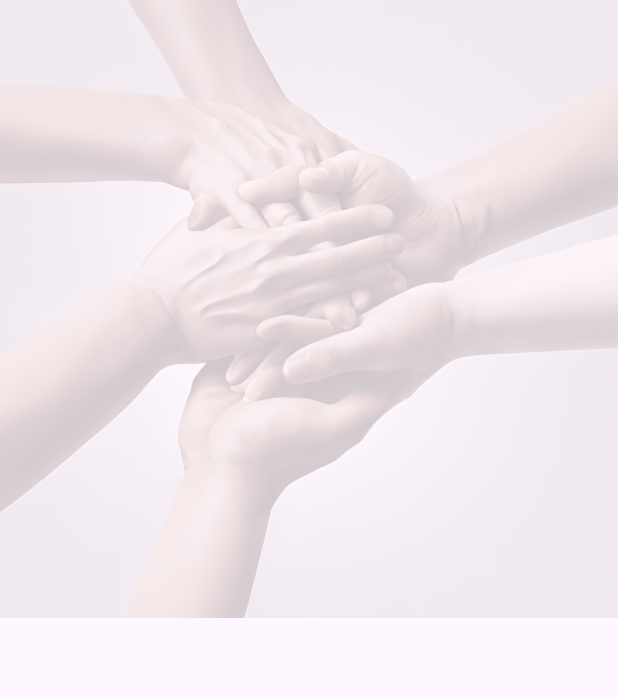
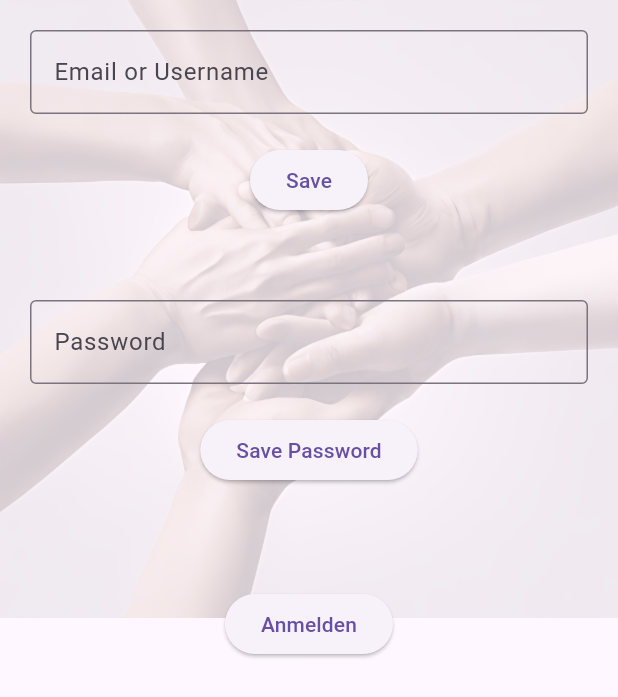
Before and after one commit to roydietrich73/helfer_app, a Flutter app: the screen it shows after launch, after a tap on "Login", on a phone screen of 412 x 824 dp. Shown: the top 697 px of the screen. Run offline on Flutter 3.47's test engine with Material 3 defaults, Android fonts, the light colour scheme and no system bars; our stand-ins replace shared_preferences; network calls fail.

Commit message:
email und user login

```diff
--- /dev/null
+++ b/lib/features/authentification/data/email_username_input.dart
@@ -0,0 +1,60 @@
+import 'package:flutter/material.dart';
+import 'package:shared_preferences/shared_preferences.dart';
+
+class EmailUsernameInput extends StatefulWidget {
+  @override
+  _EmailUsernameInputState createState() => _EmailUsernameInputState();
+}
+
+class _EmailUsernameInputState extends State<EmailUsernameInput> {
+  final TextEditingController _controller = TextEditingController();
+  bool _isValid = true;
+
+  @override
+  Widget build(BuildContext context) {
+    return Padding(
+      padding: const EdgeInsets.all(20.0),
+      child: Column(
+        mainAxisAlignment: MainAxisAlignment.center,
+        children: [
+          TextField(
+            controller: _controller,
+            decoration: InputDecoration(
+              labelText: 'Email or Username',
+              errorText: _isValid ? null : 'Invalid input',
+              border: OutlineInputBorder(),
+            ),
+          ),
+          SizedBox(height: 20),
+          ElevatedButton(
+            onPressed: _saveInput,
+            child: Text('Save'),
+          ),
+        ],
+      ),
+    );
+  }
+
+  void _saveInput() async {
+    String input = _controller.text.trim();
+
+    // Simple email validation
+    bool isValidEmail =
+        RegExp(r'^[a-zA-Z0-9_.+-]+@[a-zA-Z0-9-]+\.[a-zA-Z0-9-.]+$')
+            .hasMatch(input);
+
+    setState(() {
+      _isValid = isValidEmail;
+    });
+
+    if (isValidEmail) {
+      SharedPreferences prefs = await SharedPreferences.getInstance();
+      await prefs.setString('emailUsername', input);
+      ScaffoldMessenger.of(context).showSnackBar(
+        SnackBar(
+          content: Text('Input saved successfully'),
+        ),
+      );
+    }
+  }
+}
--- /dev/null
+++ b/lib/features/authentification/data/password_input.dart
@@ -0,0 +1,59 @@
+import 'package:flutter/material.dart';
+import 'package:shared_preferences/shared_preferences.dart';
+
+class PwI extends StatefulWidget {
+  @override
+  _PasswordInputState createState() => _PasswordInputState();
+}
+
+class _PasswordInputState extends State<PwI> {
+  final TextEditingController _controller = TextEditingController();
+  bool _isValid = true;
+
+  @override
+  Widget build(BuildContext context) {
+    return Padding(
+      padding: const EdgeInsets.all(20.0),
+      child: Column(
+        mainAxisAlignment: MainAxisAlignment.center,
+        children: [
+          TextField(
+            controller: _controller,
+            obscureText: true,
+            decoration: InputDecoration(
+              labelText: 'Password',
+              errorText: _isValid ? null : 'Falsches Password',
+              border: OutlineInputBorder(),
+            ),
+          ),
+          SizedBox(height: 20),
+          ElevatedButton(
+            onPressed: _savePassword,
+            child: Text('Save Password'),
+          ),
+        ],
+      ),
+    );
+  }
+
+  void _savePassword() async {
+    String password = _controller.text;
+
+    // Simple password validation (length >= 6)
+    bool isValidPassword = password.length >= 6;
+
+    setState(() {
+      _isValid = isValidPassword;
+    });
+
+    if (isValidPassword) {
+      SharedPreferences prefs = await SharedPreferences.getInstance();
+      await prefs.setString('password', password);
+      ScaffoldMessenger.of(context).showSnackBar(
+        SnackBar(
+          content: Text('Password saved successfully'),
+        ),
+      );
+    }
+  }
+}
--- a/lib/features/authentification/presentation/login_screen.dart
+++ b/lib/features/authentification/presentation/login_screen.dart
@@ -1,4 +1,6 @@
 import 'package:flutter/material.dart';
+import 'package:helfer_app/features/authentification/data/email_username_input.dart';
+import 'package:helfer_app/features/authentification/data/password_input.dart';
 
 class Login extends StatelessWidget {
   const Login({super.key});
@@ -6,14 +8,28 @@ class Login extends StatelessWidget {
   @override
   Widget build(BuildContext context) {
     return Scaffold(
-        body:Stack(
+      resizeToAvoidBottomInset: false,
+      body: Stack(
         alignment: Alignment.topCenter,
         children: [
-                Opacity(opacity: 0.2,
+          Opacity(
+            opacity: 0.2,
             child: Image.asset(
               'assets/hintergrund.png',
               fit: BoxFit.fill,
             ),
+          ),
+          Column(
+            children: [
+              EmailUsernameInput(),
+              const SizedBox(height: 16),
+              PwI(),
+              const SizedBox(height: 48),
+              ElevatedButton(
+                onPressed: () {},
+                child: Text('Anmelden'),
+              ),
+            ],
           ),
         ],
       ),
```
Also changed, not shown: lib/features/authentification/presentation/buttons/custom_button.dart (added, +262 -0 lines). Lines whose indentation alone changed are shown as unchanged.
